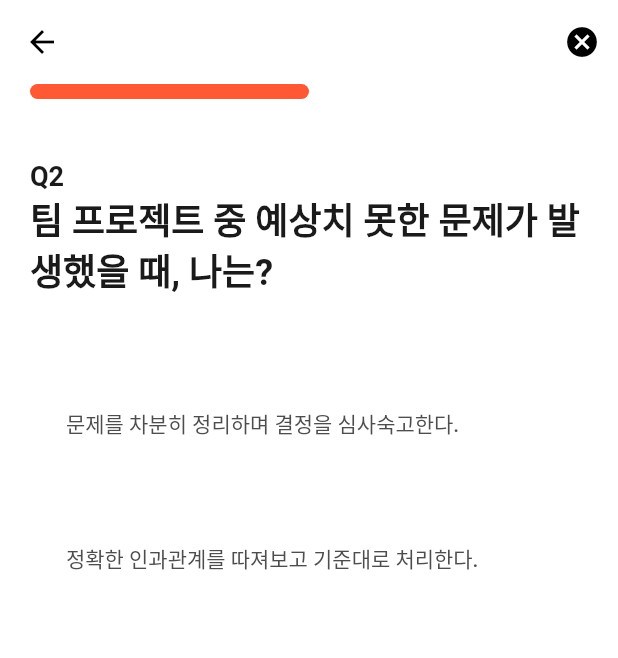
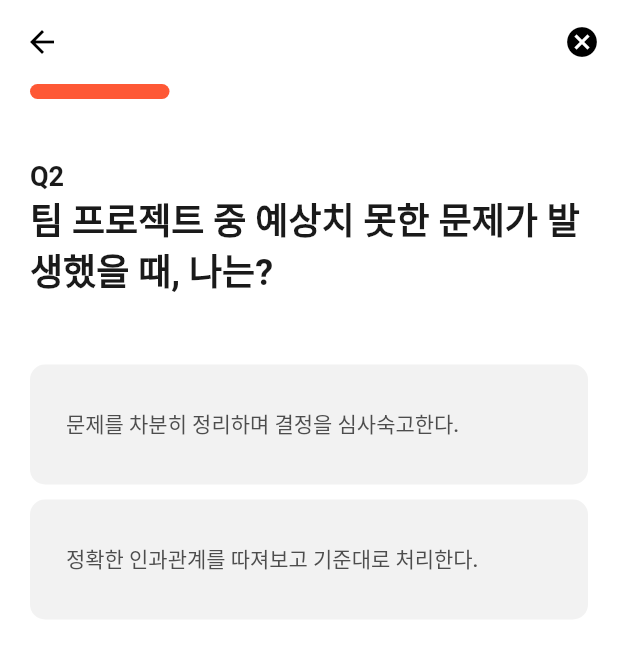
Before and after one commit to LeeHJuu/teamfit, a Flutter app: the PersonailtyTestPage screen opened directly, after a tap on "적극적으로 빠르게 프로젝트를 주도한다.", on a phone screen of 412 x 824 dp. Shown: the top 658 px of the screen. Run offline on Flutter 3.47's test engine with Material 3 defaults, Android fonts, the phone set to English and light mode, and no system bars; our stand-ins replace carousel_slider, cloud_firestore, easy_localization, firebase_auth, firebase_core, firebase_crashlytics and 5 more; accounts and stored records are empty.

Commit message:
fix: 성향테스트 진행도 바 수정

```diff
--- a/lib/src/presentation/viewmodels/personality_test_view_model.dart
+++ b/lib/src/presentation/viewmodels/personality_test_view_model.dart
@@ -42,10 +42,12 @@ class PersonalityTestViewModel extends Notifier<PersonalityTestState> {
     int nextIndex = state.index + 1;
     String newLabel = determineLabel(updatedResult, nextIndex);
 
-    if (newLabel == '') {
+    if (newLabel.length <= 1) {
       Navigator.push(
         context,
-        MaterialPageRoute(builder: (context) => PersonalityResultPage()),
+        MaterialPageRoute(
+          builder: (context) => PersonalityResultPage(newLabel),
+        ),
       );
       return; // 페이지 이동 후 더 이상 진행하지 않음
     }
@@ -102,7 +104,7 @@ class PersonalityTestViewModel extends Notifier<PersonalityTestState> {
         }
       } else {
         // 유일한 최대값인 경우
-        return '';
+        return keysWithMaxValue.first;
       }
     } else {
       return 'personality_test.default.$nextIndex';
--- a/lib/src/presentation/views/login/widgets/login_button_column.dart
+++ b/lib/src/presentation/views/login/widgets/login_button_column.dart
@@ -93,7 +93,10 @@ class LoginButtonColumn extends ConsumerWidget {
     } else {
       Navigator.pushReplacement(
         context,
-        MaterialPageRoute(builder: (context) => HomePage()),
+        MaterialPageRoute(
+          builder: (context) => HomePage(),
+          settings: RouteSettings(name: '/'),
+        ),
       );
     }
   }
--- a/lib/src/presentation/views/personality_test/personailty_test_page.dart
+++ b/lib/src/presentation/views/personality_test/personailty_test_page.dart
@@ -32,7 +32,7 @@ class PersonailtyTestPage extends ConsumerWidget {
         body: Column(
           children: [
             CustomProgressBar(
-              progress: state.index.toDouble() / state.count.toDouble(),
+              progress: (state.index - 1).toDouble() / state.count.toDouble(),
             ),
             TestStepTitle(
               label.contains('default')
--- a/lib/src/presentation/views/personality_test/personality_result_page.dart
+++ b/lib/src/presentation/views/personality_test/personality_result_page.dart
@@ -1,8 +1,11 @@
 import 'package:flutter/material.dart';
 
 class PersonalityResultPage extends StatelessWidget {
+  String resultType;
+  PersonalityResultPage(this.resultType);
+
   @override
   Widget build(BuildContext context) {
-    return Center(child: Text('data'));
+    return Scaffold(appBar: AppBar(), body: Center(child: Text(resultType)));
   }
 }
--- a/lib/src/presentation/views/personality_test/widgets/test_answer_button.dart
+++ b/lib/src/presentation/views/personality_test/widgets/test_answer_button.dart
@@ -1,5 +1,6 @@
 import 'package:easy_localization/easy_localization.dart';
 import 'package:flutter/material.dart';
+import 'package:teamfit/src/config/theme/custom_color.dart';
 import 'package:teamfit/src/config/theme/custom_text.dart';
 import 'package:teamfit/src/presentation/viewmodels/personality_test_view_model.dart';
 
@@ -20,7 +21,7 @@ class TestAnswerButton extends StatefulWidget {
 }
 
 class _TestAnswerButtonState extends State<TestAnswerButton> {
-  Color buttonColor = Colors.transparent;
+  Color buttonColor = CustomColor.gray_95;
 
   @override
   Widget build(BuildContext context) {
@@ -45,6 +46,9 @@ class _TestAnswerButtonState extends State<TestAnswerButton> {
                 });
 
                 Future.delayed(const Duration(milliseconds: 300), () {
+                  setState(() {
+                    buttonColor = CustomColor.gray_95;
+                  });
                   widget.vm.nextQuestion(context, widget.index);
                 });
               },
```
